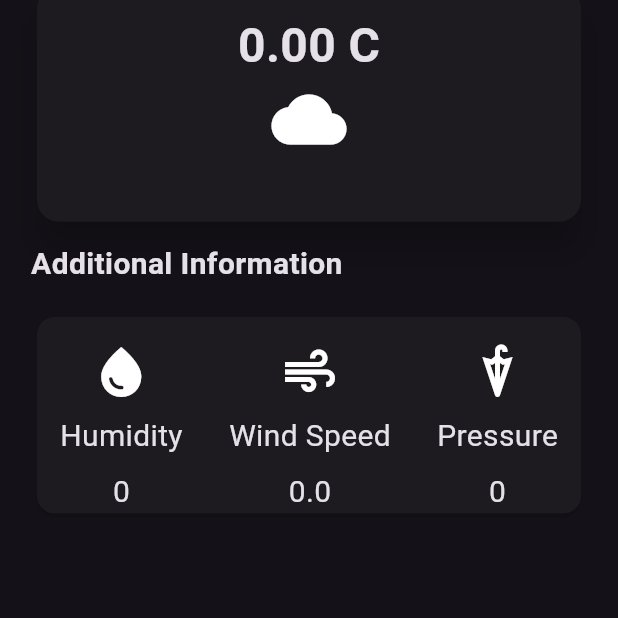
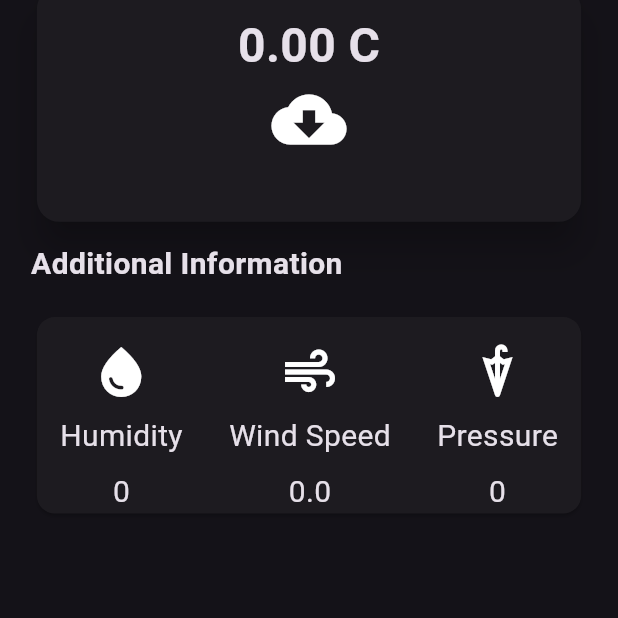
Before and after one commit to sanyamjain1408/weather_app, a Flutter app: the screen it shows after launch, on a phone screen of 412 x 824 dp, the part 578-1196 px from its top. Run offline on Flutter 3.47's test engine with Material 3 defaults, Android fonts, the phone set to English and light mode, and no system bars.

Commit message:
change Icon condition

```diff
--- a/lib/weather_screen.dart
+++ b/lib/weather_screen.dart
@@ -251,9 +251,8 @@ class _WeatherScreenState extends State<WeatherScreen> {
                                   height: screenheight * 0.001,
                                 ),
                                 Icon(
-                                  sky == 'Clear' || sky == 'Cloud'
-                                      ? Icons.sunny
-                                      : Icons.cloud,
+                                  sky == 'Clear' ? Icons.sunny : (sky == 'Cloud' ? Icons.cloud : (sky == 'Rain' ? Icons.cloudy_snowing : Icons.cloud_download)),
+
                                   size: 50,
                                   shadows: const [
                                     Shadow(offset: Offset.infinite),
```
